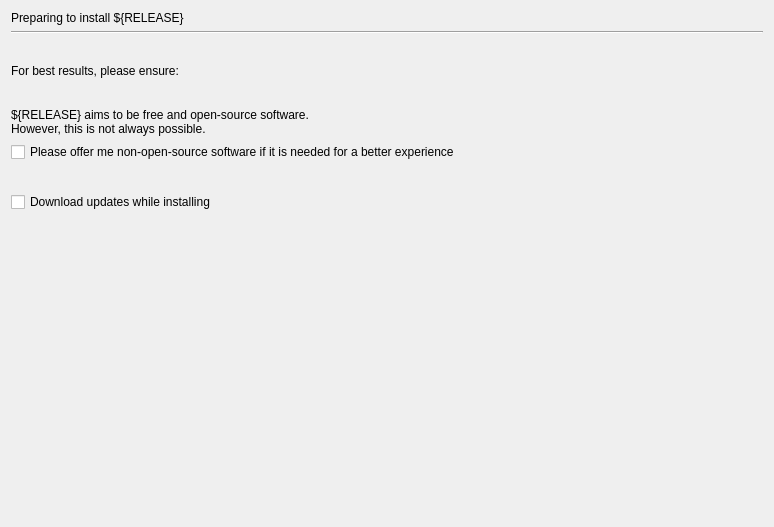
chenhan1218/ubiquity, file gui/qt/stepPrepare.ui: the form before one commit.
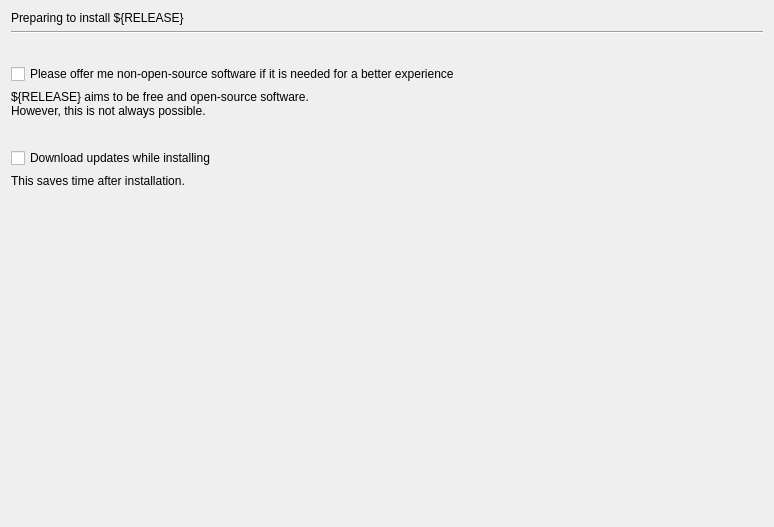
The form after the commit.

Commit message: Unbreak the Kubuntu installer.

The edit to the form file:
```diff
--- a/gui/qt/stepPrepare.ui
+++ b/gui/qt/stepPrepare.ui
@@ -6,7 +6,7 @@
    <rect>
     <x>0</x>
     <y>0</y>
-    <width>763</width>
+    <width>770</width>
     <height>527</height>
    </rect>
   </property>
@@ -45,31 +45,12 @@
     </spacer>
    </item>
    <item>
-    <widget class="QLabel" name="prepare_best_results">
+    <widget class="QCheckBox" name="prepare_nonfree_software">
      <property name="text">
-      <string>For best results, please ensure:</string>
+      <string>Please offer me non-open-source software if it is needed for a better experience</string>
      </property>
     </widget>
    </item>
-   <item>
-    <layout class="QVBoxLayout" name="vbox1"/>
-   </item>
-   <item>
-    <spacer name="verticalSpacer_2">
-     <property name="orientation">
-      <enum>Qt::Vertical</enum>
-     </property>
-     <property name="sizeType">
-      <enum>QSizePolicy::Fixed</enum>
-     </property>
-     <property name="sizeHint" stdset="0">
-      <size>
-       <width>20</width>
-       <height>24</height>
-      </size>
-     </property>
-    </spacer>
-   </item>
    <item>
     <widget class="QLabel" name="prepare_foss_disclaimer">
      <property name="text">
@@ -80,13 +61,6 @@
      </property>
     </widget>
    </item>
-   <item>
-    <widget class="QCheckBox" name="prepare_nonfree_software">
-     <property name="text">
-      <string>Please offer me non-open-source software if it is needed for a better experience</string>
-     </property>
-    </widget>
-   </item>
    <item>
     <spacer name="verticalSpacer_4">
      <property name="orientation">
@@ -110,6 +84,13 @@
      </property>
     </widget>
    </item>
+   <item>
+    <widget class="QLabel" name="label_download_updates">
+     <property name="text">
+      <string>This saves time after installation.</string>
+     </property>
+    </widget>
+   </item>
    <item>
     <spacer name="verticalSpacer">
      <property name="orientation">
```
The commit also changes 1 other file.
